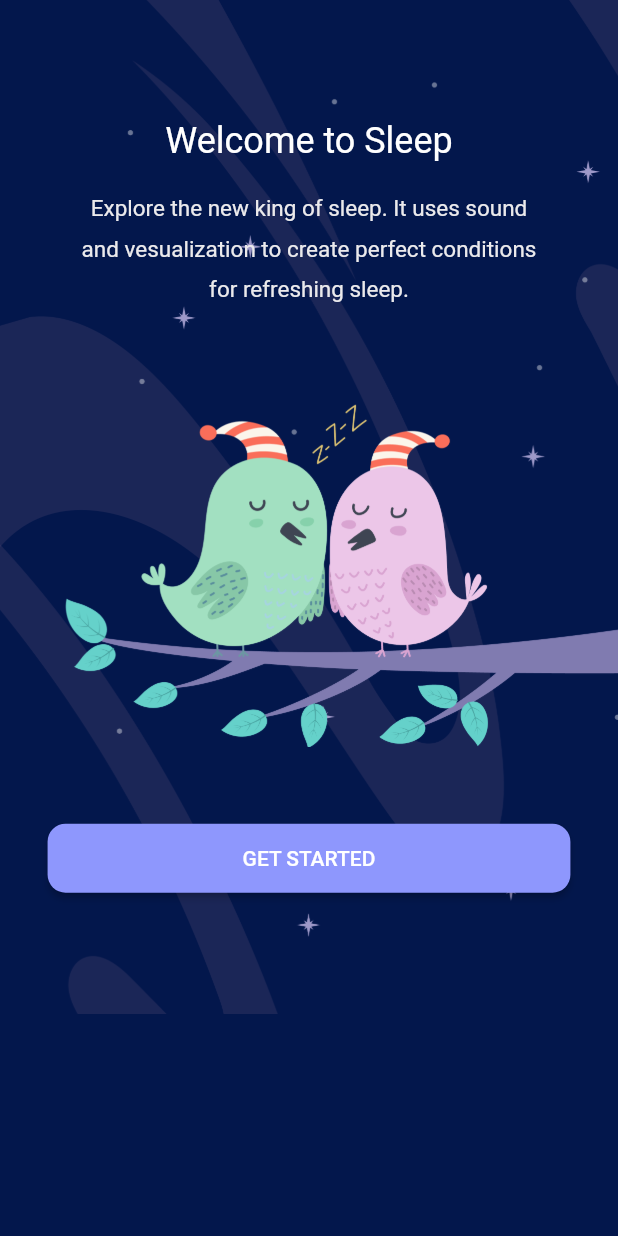
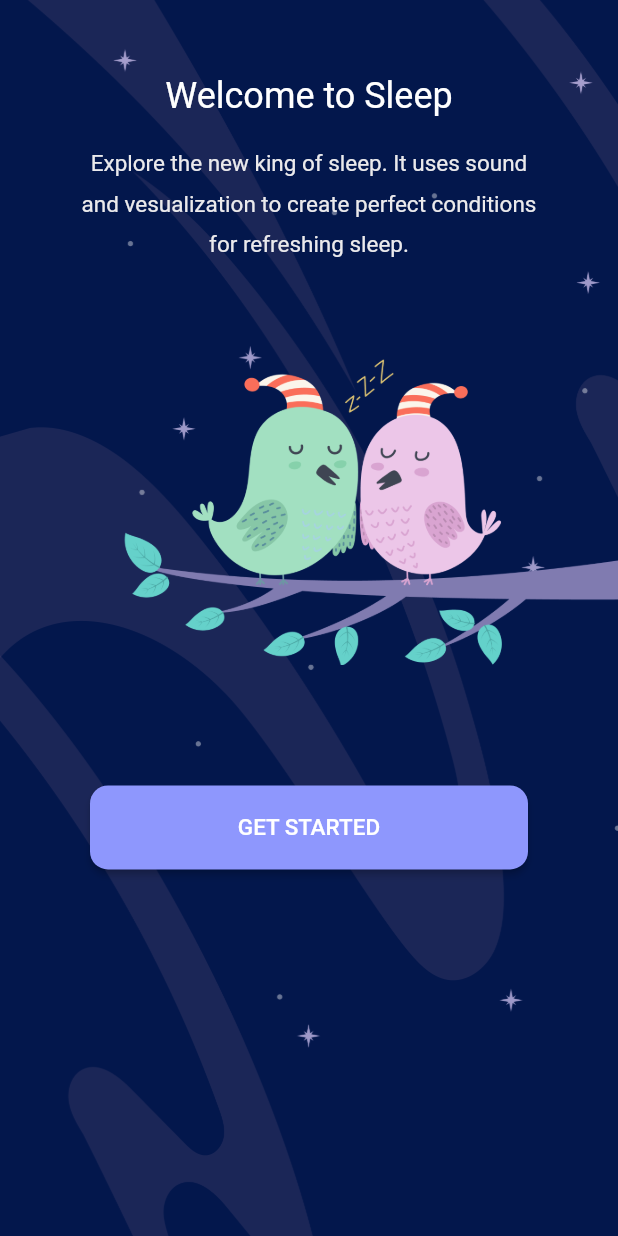
Before and after one commit to utrodus/flutter-sleep-app, a Flutter app: the screen it shows after launch, on a phone screen of 412 x 824 dp. Run offline on Flutter 3.47's test engine with Material 2 defaults, Android fonts, the phone set to English and light mode, and no system bars; our stand-ins replace flutter_iconly.

Commit message:
fix: responsive welcome screen

```diff
--- /dev/null
+++ b/lib/src/utils/responsive.dart
@@ -0,0 +1,51 @@
+import 'package:flutter/material.dart';
+
+class Responsive extends StatelessWidget {
+  final Widget mobile;
+  final Widget tablet;
+  final Widget desktop;
+  final Widget largeDesktop;
+
+  const Responsive({
+    Key? key,
+    required this.mobile,
+    required this.tablet,
+    required this.desktop,
+    required this.largeDesktop,
+  }) : super(key: key);
+
+  static bool isMobile(BuildContext context) =>
+      MediaQuery.of(context).size.width < 600;
+
+  static bool isTabletPotrait(BuildContext context) =>
+      MediaQuery.of(context).size.width < 768 &&
+      MediaQuery.of(context).size.width >= 600;
+
+  static bool isTabletLandscape(BuildContext context) =>
+      MediaQuery.of(context).size.width < 992 &&
+      MediaQuery.of(context).size.width >= 768;
+
+  static bool isDesktop(BuildContext context) =>
+      MediaQuery.of(context).size.width < 1200 &&
+      MediaQuery.of(context).size.width >= 992;
+
+  static bool isLargeDesktop(BuildContext context) =>
+      MediaQuery.of(context).size.width >= 1200;
+
+  @override
+  Widget build(BuildContext context) {
+    return LayoutBuilder(
+      builder: (context, constraints) {
+        if (constraints.maxWidth >= 1200) {
+          return largeDesktop;
+        } else if (constraints.maxWidth >= 992) {
+          return desktop;
+        } else if (constraints.maxWidth >= 600) {
+          return tablet;
+        } else {
+          return mobile;
+        }
+      },
+    );
+  }
+}
--- a/lib/src/view/details/detail_screen.dart
+++ b/lib/src/view/details/detail_screen.dart
@@ -9,13 +9,13 @@ class DetailScreen extends StatelessWidget {
   final String heroTagName;
   @override
   Widget build(BuildContext context) {
+    final screenWidth = MediaQuery.of(context).size.width;
     final screenHeight = MediaQuery.of(context).size.height;
-    return SafeArea(
-      child: Scaffold(
+    return SafeArea(child: LayoutBuilder(builder: (context, constraints) {
+      return Scaffold(
         backgroundColor: kPrimaryColor,
         body: SingleChildScrollView(
-            child: LayoutBuilder(builder: (context, constraints) {
-          return Column(
+            child: Column(
           crossAxisAlignment: CrossAxisAlignment.start,
           children: [
             Stack(
@@ -30,14 +30,16 @@ class DetailScreen extends StatelessWidget {
                     ),
                     child: FadeInImage.assetNetwork(
                       placeholder: "assets/image_placeholder.jpg",
-                        height: screenHeight * 0.38,
+                      height: constraints.maxWidth > 600
+                          ? screenHeight * 0.65
+                          : screenHeight * 0.38,
                       width: double.infinity,
                       fit: BoxFit.cover,
                       image:
                           "https://i3.ytimg.com/vi/Nof0phtUdwg/maxresdefault.jpg",
                       imageErrorBuilder: (c, o, s) => Image.asset(
                         "assets/image_placeholder.jpg",
-                          height: 100,
+                        height: screenHeight * 0.38,
                         width: double.infinity,
                         fit: BoxFit.cover,
                       ),
@@ -80,8 +82,8 @@ class DetailScreen extends StatelessWidget {
                             color: Colors.black.withOpacity(0.5),
                             borderRadius: BorderRadius.circular(100),
                             child: InkWell(
-                                borderRadius: const BorderRadius.all(
-                                    Radius.circular(100)),
+                              borderRadius:
+                                  const BorderRadius.all(Radius.circular(100)),
                               onTap: () {},
                               child: Container(
                                 alignment: Alignment.center,
@@ -103,8 +105,8 @@ class DetailScreen extends StatelessWidget {
                             color: Colors.black.withOpacity(0.5),
                             borderRadius: BorderRadius.circular(100),
                             child: InkWell(
-                                borderRadius: const BorderRadius.all(
-                                    Radius.circular(100)),
+                              borderRadius:
+                                  const BorderRadius.all(Radius.circular(100)),
                               onTap: () {},
                               child: Container(
                                 alignment: Alignment.center,
@@ -195,10 +197,11 @@ class DetailScreen extends StatelessWidget {
                 ],
               ),
             ),
+
             const SizedBox(height: 20),
             Container(
               margin: const EdgeInsets.symmetric(horizontal: 20),
-                height: 0.5,
+              height: 1,
               width: double.infinity,
               color: kMediumPurpleTextColor,
             ),
@@ -209,6 +212,42 @@ class DetailScreen extends StatelessWidget {
                 style: TextStyle(
                     fontWeight: bold, fontSize: 20, color: kprimaryTextColor),
               ),
+            ),
+            GridView.builder(
+              shrinkWrap: true,
+              physics: const NeverScrollableScrollPhysics(),
+              itemCount: 4,
+              itemBuilder: (context, i) {
+                return Hero(
+                  tag: "related_img_$i",
+                  child: Material(
+                    color: Colors.transparent,
+                    child: InkWell(
+                      splashFactory: NoSplash.splashFactory,
+                      onTap: () {
+                        Navigator.push(context,
+                            MaterialPageRoute(builder: (context) {
+                          return DetailScreen(
+                            heroTagName: "related_img_$i",
+                          );
+                        }));
+                      },
+                      child: const SleepCardItem(
+                        image:
+                            "https://i3.ytimg.com/vi/8nlPnuIoTMs/maxresdefault.jpg",
+                        label: "Harus Menikah",
+                        subtitle: "45 Min | Sleep Stories",
+                      ),
+                    ),
+                  ),
+                );
+              },
+              padding: const EdgeInsets.fromLTRB(25, 5, 18, 0),
+              gridDelegate: SliverGridDelegateWithFixedCrossAxisCount(
+                  crossAxisCount: constraints.maxWidth > 600 ? 3 : 2,
+                  childAspectRatio: 1.05,
+                  crossAxisSpacing: 10,
+                  mainAxisSpacing: 3),
             ),
             // Container(
             //   alignment: Alignment.center,
@@ -243,12 +282,46 @@ class DetailScreen extends StatelessWidget {
             //         mainAxisSpacing: 3),
             //   ),
             // ),
-              const SizedBox(height: 80),
+            SizedBox(height: constraints.maxWidth > 600 ? 10 : 80),
           ],
-          );
-        })),
-        floatingActionButtonLocation: FloatingActionButtonLocation.centerFloat,
-        floatingActionButton: Padding(
+        )),
+        floatingActionButtonLocation: constraints.maxWidth > 600
+            ? FloatingActionButtonLocation.endFloat
+            : FloatingActionButtonLocation.centerFloat,
+        floatingActionButton: constraints.maxWidth > 600
+            ? Padding(
+                padding: EdgeInsets.symmetric(
+                    horizontal: 20,
+                    vertical: constraints.maxWidth > 600 ? 15 : 5),
+                child: Material(
+                  borderRadius: const BorderRadius.all(Radius.circular(28)),
+                  color: kSecondaryColor,
+                  child: InkWell(
+                    borderRadius: const BorderRadius.all(Radius.circular(28)),
+                    onTap: () {},
+                    child: Container(
+                        alignment: Alignment.center,
+                        width: screenWidth * 0.2,
+                        height: screenHeight * 0.13,
+                        child: Row(
+                          mainAxisAlignment: MainAxisAlignment.center,
+                          crossAxisAlignment: CrossAxisAlignment.center,
+                          children: [
+                            Text(
+                              "PLAY",
+                              style: TextStyle(
+                                color: kWhiteColor,
+                                fontWeight: bold,
+                                fontSize: 16,
+                                letterSpacing: 1,
+                              ),
+                            ),
+                          ],
+                        )),
+                  ),
+                ),
+              )
+            : Padding(
                 padding: const EdgeInsets.symmetric(horizontal: 20),
                 child: Material(
                   borderRadius: const BorderRadius.all(Radius.circular(28)),
@@ -278,7 +351,7 @@ class DetailScreen extends StatelessWidget {
                   ),
                 ),
               ),
-      ),
       );
+    }));
   }
 }
--- /dev/null
+++ b/lib/src/view/welcome/welcome_desktop.dart
@@ -0,0 +1,83 @@
+import 'package:flutter/material.dart';
+
+import '../../themes.dart';
+import '../home/home_screen.dart';
+import '../widgets/primary_btn.dart';
+
+Scaffold welcomeDesktop(BuildContext context, double screenWidth) {
+  return Scaffold(
+      backgroundColor: kPrimaryColor,
+      body: Container(
+        alignment: Alignment.center,
+        height: double.infinity,
+        decoration: const BoxDecoration(
+            image: DecorationImage(
+          image: AssetImage("assets/image_bg_welcome.png"),
+          alignment: Alignment.center,
+          fit: BoxFit.cover,
+        )),
+        child: SingleChildScrollView(
+          padding: const EdgeInsets.symmetric(vertical: 60),
+          child: Row(
+            mainAxisAlignment: MainAxisAlignment.center,
+            crossAxisAlignment: CrossAxisAlignment.center,
+            children: [
+              Expanded(
+                child: Column(
+                  crossAxisAlignment: CrossAxisAlignment.start,
+                  children: [
+                    Padding(
+                      padding: const EdgeInsets.symmetric(
+                        horizontal: 50,
+                        vertical: 15,
+                      ),
+                      child: Text(
+                        "Welcome to Sleep",
+                        style: Theme.of(context)
+                            .textTheme
+                            .headline2!
+                            .copyWith(fontSize: 28),
+                      ),
+                    ),
+                    Padding(
+                      padding: const EdgeInsets.symmetric(
+                        horizontal: 50,
+                        vertical: 15,
+                      ),
+                      child: Text(
+                        "Explore the new king of sleep. It uses sound and vesualization to create perfect conditions for refreshing sleep.",
+                        style: Theme.of(context).textTheme.bodyText1!.copyWith(
+                              height: 1.8,
+                              fontSize: 18,
+                            ),
+                        textAlign: TextAlign.left,
+                      ),
+                    ),
+                    const SizedBox(
+                      height: 30,
+                    ),
+                    PrimaryBtn(
+                      label: "GET STARTED",
+                      onPressed: () {
+                        Navigator.pushAndRemoveUntil(context,
+                            MaterialPageRoute(builder: (context) {
+                          return const HomeScreen();
+                        }), (route) => false);
+                      },
+                    )
+                  ],
+                ),
+              ),
+              Align(
+                alignment: Alignment.centerRight,
+                child: Image(
+                  width: screenWidth * 0.5,
+                  image: const AssetImage("assets/image_bird_ilustration.png"),
+                  fit: BoxFit.cover,
+                ),
+              ),
+            ],
+          ),
+        ),
+      ));
+}
--- /dev/null
+++ b/lib/src/view/welcome/welcome_large_desktop.dart
@@ -0,0 +1,89 @@
+import 'package:flutter/material.dart';
+
+import '../../themes.dart';
+import '../home/home_screen.dart';
+import '../widgets/primary_btn.dart';
+
+Scaffold welcomeLargeDesktop(BuildContext context, double screenWidth) {
+  return Scaffold(
+      backgroundColor: kPrimaryColor,
+      body: Container(
+        alignment: Alignment.center,
+        height: double.infinity,
+        decoration: const BoxDecoration(
+            image: DecorationImage(
+          image: AssetImage("assets/image_bg_welcome.png"),
+          alignment: Alignment.center,
+          fit: BoxFit.cover,
+        )),
+        child: SingleChildScrollView(
+          padding: const EdgeInsets.symmetric(vertical: 60),
+          child: Row(
+            mainAxisAlignment: MainAxisAlignment.center,
+            crossAxisAlignment: CrossAxisAlignment.center,
+            children: [
+              SizedBox(
+                width: screenWidth * 0.05,
+              ),
+              Expanded(
+                child: Column(
+                  crossAxisAlignment: CrossAxisAlignment.start,
+                  children: [
+                    Padding(
+                      padding: const EdgeInsets.symmetric(
+                        horizontal: 50,
+                        vertical: 15,
+                      ),
+                      child: Text(
+                        "Welcome to Sleep",
+                        style: Theme.of(context)
+                            .textTheme
+                            .headline2!
+                            .copyWith(fontSize: 45),
+                      ),
+                    ),
+                    Padding(
+                      padding: const EdgeInsets.symmetric(
+                        horizontal: 50,
+                        vertical: 15,
+                      ),
+                      child: Text(
+                        "Explore the new king of sleep. It uses sound and vesualization to create perfect conditions for refreshing sleep.",
+                        style: Theme.of(context).textTheme.bodyText1!.copyWith(
+                              height: 1.8,
+                              fontSize: 22,
+                            ),
+                        textAlign: TextAlign.left,
+                      ),
+                    ),
+                    const SizedBox(
+                      height: 30,
+                    ),
+                    PrimaryBtn(
+                      label: "GET STARTED",
+                      onPressed: () {
+                        Navigator.pushAndRemoveUntil(context,
+                            MaterialPageRoute(builder: (context) {
+                          return const HomeScreen();
+                        }), (route) => false);
+                      },
+                    )
+                  ],
+                ),
+              ),
+              SizedBox(
+                width: screenWidth * 0.15,
+              ),
+              Align(
+                alignment: Alignment.centerRight,
+                child: Image(
+                  width: screenWidth * 0.4,
+                  image: const AssetImage("assets/image_bird_ilustration.png"),
+                  fit: BoxFit.cover,
+                ),
+              ),
+            ],
+          ),
+        ),
+      ));
+}
--- /dev/null
+++ b/lib/src/view/welcome/welcome_mobile.dart
@@ -0,0 +1,67 @@
+import 'package:flutter/material.dart';
+
+import '../../themes.dart';
+import '../home/home_screen.dart';
+import '../widgets/primary_btn.dart';
+
+Scaffold welcomeMobile(BuildContext context, double screenWidth) {
+  return Scaffold(
+      backgroundColor: kPrimaryColor,
+      body: Container(
+        height: double.infinity,
+        decoration: const BoxDecoration(
+            image: DecorationImage(
+          image: AssetImage("assets/image_bg_welcome.png"),
+          alignment: Alignment.center,
+          fit: BoxFit.cover,
+        )),
+        child: SingleChildScrollView(
+          padding: const EdgeInsets.symmetric(vertical: 50),
+          child: Column(
+            children: [
+              Center(
+                child: Text(
+                  "Welcome to Sleep",
+                  style: Theme.of(context).textTheme.headline2,
+                ),
+              ),
+              Padding(
+                padding: const EdgeInsets.fromLTRB(48, 15, 48, 15),
+                child: Center(
+                  child: Text(
+                    "Explore the new king of sleep. It uses sound and vesualization to create perfect conditions for refreshing sleep.",
+                    style: Theme.of(context).textTheme.bodyText1!.copyWith(
+                          height: 1.8,
+                        ),
+                    textAlign: TextAlign.center,
+                  ),
+                ),
+              ),
+              const SizedBox(
+                height: 50,
+              ),
+              Align(
+                alignment: Alignment.centerRight,
+                child: Image(
+                  width: screenWidth * 0.8,
+                  image: const AssetImage("assets/image_bird_ilustration.png"),
+                  fit: BoxFit.cover,
+                ),
+              ),
+              const SizedBox(
+                height: 80,
+              ),
+              PrimaryBtn(
+                label: "GET STARTED",
+                onPressed: () {
+                  Navigator.pushAndRemoveUntil(context,
+                      MaterialPageRoute(builder: (context) {
+                    return const HomeScreen();
+                  }), (route) => false);
+                },
+              )
+            ],
+          ),
+        ),
+      ));
+}
--- a/lib/src/view/welcome/welcome_screen.dart
+++ b/lib/src/view/welcome/welcome_screen.dart
@@ -1,6 +1,10 @@
 import 'package:flutter/material.dart';
-import 'package:sleep/src/themes.dart';
-import 'package:sleep/src/view/home/home_screen.dart';
+import 'package:sleep/src/utils/responsive.dart';
+import 'package:sleep/src/view/welcome/welcome_desktop.dart';
+import 'package:sleep/src/view/welcome/welcome_tablet.dart';
+// import 'package:flutter/foundation.dart' show kIsWeb;
+import 'welcome_large_desktop.dart';
+import 'welcome_mobile.dart';
 
 class WelcomeScreen extends StatefulWidget {
   const WelcomeScreen({Key? key}) : super(key: key);
@@ -12,78 +16,13 @@ class WelcomeScreen extends StatefulWidget {
 class _WelcomeScreenState extends State<WelcomeScreen> {
   @override
   Widget build(BuildContext context) {
+    final screenWidth = MediaQuery.of(context).size.width;
     return SafeArea(
-      child: Scaffold(
-        backgroundColor: kPrimaryColor,
-        body: Container(
-          decoration: const BoxDecoration(
-              image: DecorationImage(
-            image: AssetImage("assets/image_bg_welcome.png"),
-            alignment: Alignment.center,
-            fit: BoxFit.cover,
-          )),
-          child: SingleChildScrollView(
-              padding: const EdgeInsets.symmetric(vertical: 80),
-              child: Column(
-                crossAxisAlignment: CrossAxisAlignment.center,
-                children: [
-                  Center(
-                    child: Text(
-                      "Welcome to Sleep",
-                      style: Theme.of(context).textTheme.headline2,
-                    ),
-                  ),
-                  Padding(
-                    padding: const EdgeInsets.fromLTRB(48, 15, 48, 15),
-                    child: Center(
-                      child: Text(
-                        "Explore the new king of sleep. It uses sound and vesualization to create perfect conditions for refreshing sleep.",
-                        style: Theme.of(context).textTheme.bodyText1!.copyWith(
-                              height: 1.8,
-                            ),
-                        textAlign: TextAlign.center,
-                      ),
-                    ),
-                  ),
-                  const SizedBox(
-                    height: 50,
-                  ),
-                  const Align(
-                    alignment: Alignment.centerRight,
-                    child: Image(
-                      width: 369,
-                      image: AssetImage("assets/image_bird_ilustration.png"),
-                      fit: BoxFit.cover,
-                    ),
-                  ),
-                  const SizedBox(
-                    height: 50,
-                  ),
-                  ElevatedButton(
-                    style: ButtonStyle(
-                      padding: MaterialStateProperty.all(
-                          const EdgeInsets.fromLTRB(130, 15, 130, 15)),
-                      backgroundColor:
-                          MaterialStateProperty.all(kSecondaryColor),
-                      shape: MaterialStateProperty.all<RoundedRectangleBorder>(
-                          RoundedRectangleBorder(
-                        borderRadius: BorderRadius.circular(12.0),
-                      )),
-                    ),
-                    onPressed: () {
-                      Navigator.pushAndRemoveUntil(context,
-                          MaterialPageRoute(builder: (context) {
-                        return const HomeScreen();
-                      }), (route) => false);
-                    },
-                    child: Text(
-                      "GET STARTED",
-                      style: Theme.of(context).textTheme.headline6,
-                    ),
-                  )
-                ],
-              )),
-        ),
+      child: Responsive(
+        mobile: welcomeMobile(context, screenWidth),
+        tablet: welcomeTablet(context, screenWidth),
+        desktop: welcomeDesktop(context, screenWidth),
+        largeDesktop: welcomeLargeDesktop(context, screenWidth),
       ),
     );
   }
--- /dev/null
+++ b/lib/src/view/welcome/welcome_tablet.dart
@@ -0,0 +1,72 @@
+import 'package:flutter/material.dart';
+import 'package:sleep/src/utils/responsive.dart';
+
+import '../../themes.dart';
+import '../home/home_screen.dart';
+import '../widgets/primary_btn.dart';
+
+Scaffold welcomeTablet(BuildContext context, double screenWidth) {
+  return Scaffold(
+      backgroundColor: kPrimaryColor,
+      body: Container(
+        decoration: const BoxDecoration(
+            image: DecorationImage(
+          image: AssetImage("assets/image_bg_welcome.png"),
+          alignment: Alignment.center,
+          fit: BoxFit.cover,
+        )),
+        child: ListView(
+          padding: const EdgeInsets.symmetric(vertical: 60),
+          children: [
+            Center(
+              child: Text(
+                "Welcome to Sleep",
+                style: Theme.of(context).textTheme.headline2!.copyWith(
+                    fontSize: Responsive.isTabletLandscape(context) ? 30 : 28),
+              ),
+            ),
+            Padding(
+              padding: Responsive.isTabletLandscape(context)
+                  ? const EdgeInsets.fromLTRB(150, 15, 150, 15)
+                  : const EdgeInsets.fromLTRB(120, 15, 120, 15),
+              child: Center(
+                child: Text(
+                  "Explore the new king of sleep. It uses sound and vesualization to create perfect conditions for refreshing sleep.",
+                  style: Theme.of(context).textTheme.bodyText1!.copyWith(
+                        height: 1.8,
+                        fontSize:
+                            Responsive.isTabletLandscape(context) ? 20 : 18,
+                      ),
+                  textAlign: TextAlign.center,
+                ),
+              ),
+            ),
+            const SizedBox(
+              height: 65,
+            ),
+            Align(
+              alignment: Alignment.centerRight,
+              child: Image(
+                width: Responsive.isTabletLandscape(context)
+                    ? screenWidth * 0.65
+                    : screenWidth * 0.75,
+                image: const AssetImage("assets/image_bird_ilustration.png"),
+                fit: BoxFit.cover,
+              ),
+            ),
+            const SizedBox(
+              height: 80,
+            ),
+            PrimaryBtn(
+              label: "GET STARTED",
+              onPressed: () {
+                Navigator.pushAndRemoveUntil(context,
+                    MaterialPageRoute(builder: (context) {
+                  return const HomeScreen();
+                }), (route) => false);
+              },
+            )
+          ],
+        ),
+      ));
+}
--- /dev/null
+++ b/lib/src/view/widgets/primary_btn.dart
@@ -0,0 +1,46 @@
+import 'package:flutter/material.dart';
+import '../../themes.dart';
+import '../../utils/responsive.dart';
+
+class PrimaryBtn extends StatelessWidget {
+  const PrimaryBtn({
+    Key? key,
+    required this.label,
+    this.onPressed,
+  }) : super(key: key);
+  final String label;
+  final void Function()? onPressed;
+  @override
+  Widget build(BuildContext context) {
+    final screenWidth = MediaQuery.of(context).size.height;
+    return Container(
+      margin: EdgeInsets.symmetric(
+          horizontal: Responsive.isDesktop(context) ||
+                  Responsive.isLargeDesktop(context)
+              ? 45
+              : 60),
+      color: Colors.transparent,
+      width: screenWidth * 0.7,
+      child: ElevatedButton(
+        style: ButtonStyle(
+          padding: MaterialStateProperty.all(EdgeInsets.symmetric(
+            vertical: Responsive.isDesktop(context) ||
+                    Responsive.isTabletPotrait(context)
+                ? 24
+                : 19,
+          )),
+          backgroundColor: MaterialStateProperty.all(kSecondaryColor),
+          shape: MaterialStateProperty.all<RoundedRectangleBorder>(
+              RoundedRectangleBorder(
+            borderRadius: BorderRadius.circular(12.0),
+          )),
+        ),
+        onPressed: onPressed,
+        child: Text(
+          label,
+          style: Theme.of(context).textTheme.headline6!.copyWith(fontSize: 15),
+        ),
+      ),
+    );
+  }
+}
```
Lines whose indentation alone changed are shown as unchanged.
